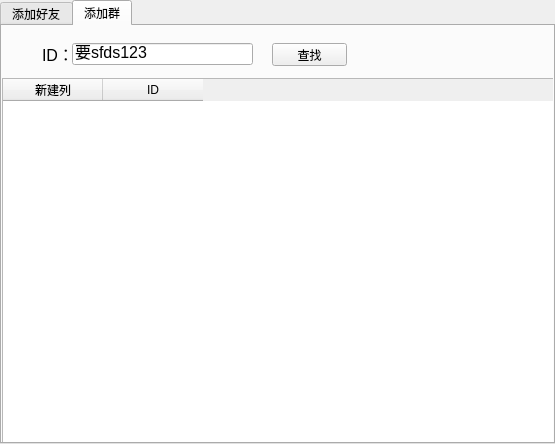
Above: addinfo.ui from jjzhang166/NoCoChat before the change. Below: the same form after it.
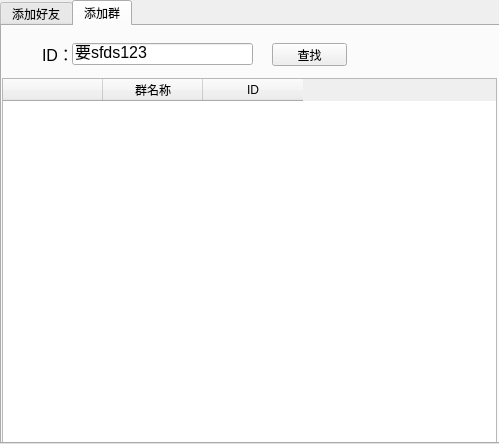
That is the form after the change. The open tabs and pages were chosen to show the change.

The edit to the form file:
```diff
--- a/addinfo.ui
+++ b/addinfo.ui
@@ -6,7 +6,7 @@
    <rect>
     <x>0</x>
     <y>0</y>
-    <width>555</width>
+    <width>499</width>
     <height>444</height>
    </rect>
   </property>
@@ -18,7 +18,7 @@
     <rect>
      <x>0</x>
      <y>0</y>
-     <width>555</width>
+     <width>500</width>
      <height>444</height>
     </rect>
    </property>
@@ -254,13 +254,18 @@
       <rect>
        <x>0</x>
        <y>52</y>
-       <width>555</width>
+       <width>495</width>
        <height>368</height>
       </rect>
      </property>
      <column>
       <property name="text">
-       <string>新建列</string>
+       <string/>
+      </property>
+     </column>
+     <column>
+      <property name="text">
+       <string>群名称</string>
       </property>
      </column>
      <column>
```
Left out of the diff: 16 changed lines with no effect on the pictures.
